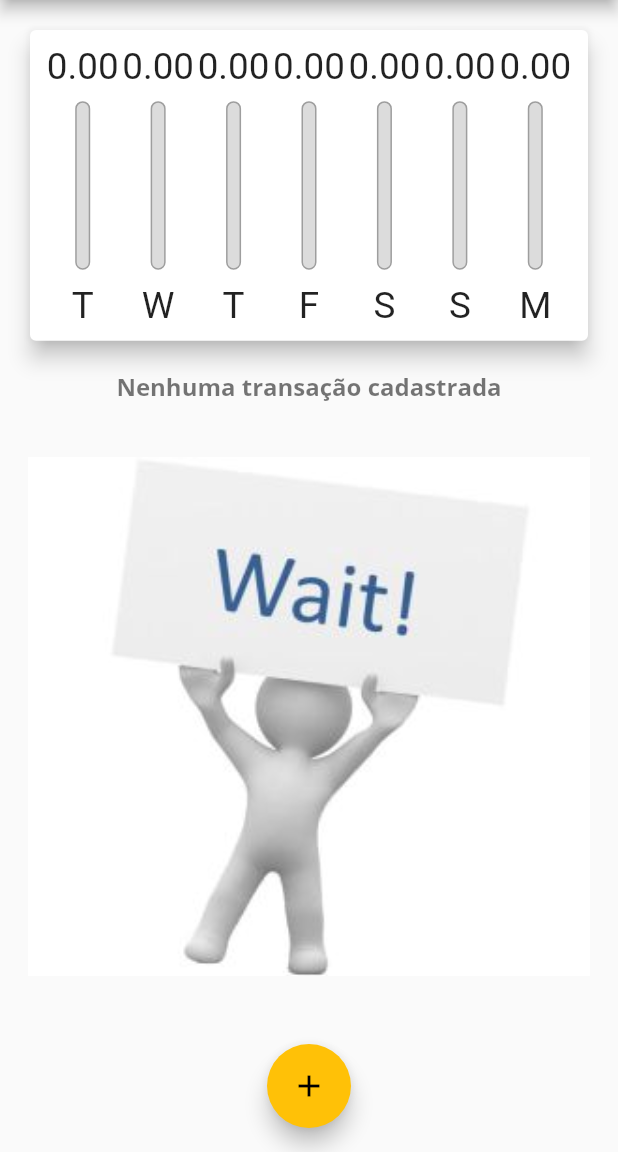
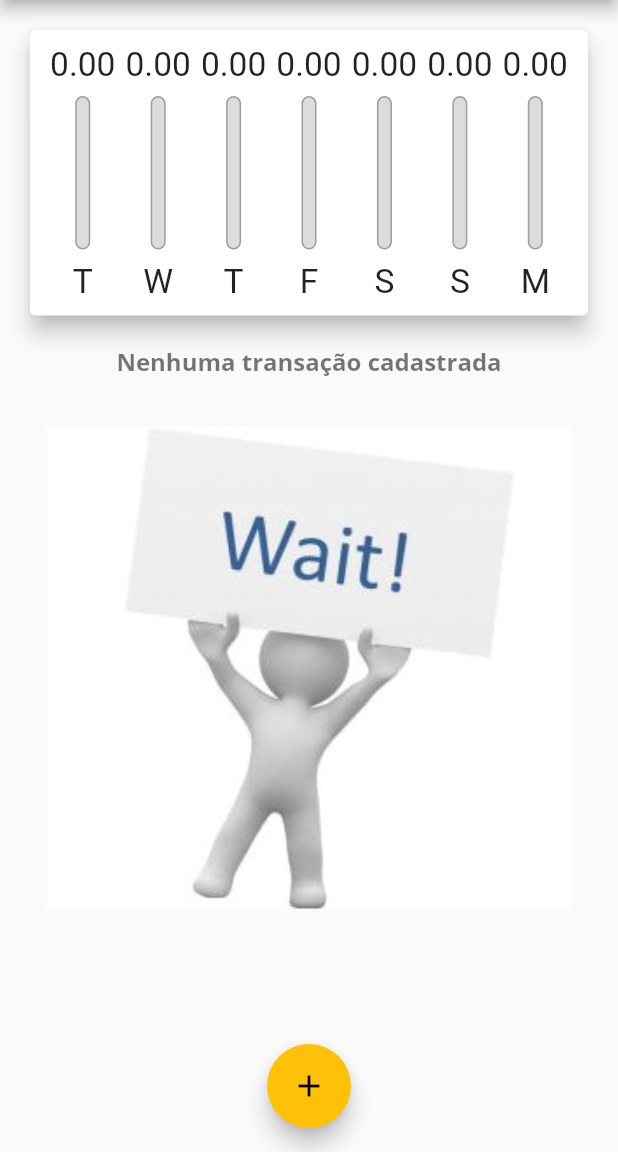
Before and after one commit to karudia1/despesa_udemy, a Flutter app: the screen it shows after launch, on a phone screen of 412 x 824 dp, the part 84-1236 px from its top. Run offline on Flutter 3.47's test engine with Material 2 defaults, Android fonts, the phone set to English and light mode, and no system bars.

Commit message:
Inclusão do cupertino

```diff
--- a/despesa/lib/main.dart
+++ b/despesa/lib/main.dart
@@ -1,7 +1,9 @@
-// ignore_for_file: avoid_print, prefer_const_constructors, sized_box_for_whitespace, use_key_in_widget_constructors, avoid_unnecessary_containers, deprecated_member_use, unused_element
+// ignore_for_file: avoid_print, prefer_const_constructors, sized_box_for_whitespace, use_key_in_widget_constructors, avoid_unnecessary_containers, deprecated_member_use, unused_element, unused_local_variable
 
+import 'dart:io';
 import 'dart:math';
 import 'package:despesa/components/chart.dart';
+import 'package:flutter/cupertino.dart';
 import 'package:flutter/material.dart';
 import 'components/transaction_form.dart';
 import 'components/transaction_list.dart';
@@ -50,7 +52,7 @@
 
 class _HomePageState extends State<HomePage> {
   //Shift + alt + A
-  bool showChart = false;
+  bool _showChart = false;
   final List<Transaction> _transactions = [];
 
   List<Transaction> get _recentTransactions {
@@ -95,6 +97,12 @@
     );
   }
 
+  Widget _getIconButton(IconData icon, Function() fn) {
+    return Platform.isIOS
+        ? GestureDetector(onTap: fn, child: Icon(icon))
+        : IconButton(icon: Icon(icon), onPressed: fn);
+  }
+
   @override
   Widget build(BuildContext context) {
     //Seta a orientação da aplicação
@@ -102,10 +110,93 @@
       DeviceOrientation.portraitUp;
     ]); */
     final _mediaQuery = MediaQuery.of(context);
-    bool isLandscape =
-        _mediaQuery.orientation == Orientation.landscape;
+    bool isLandscape = _mediaQuery.orientation == Orientation.landscape;
 
-    final appBar = AppBar(
+    final iconList = Platform.isIOS ? CupertinoIcons.refresh : Icons.list;
+    final chartList =
+        Platform.isIOS ? CupertinoIcons.refresh : Icons.show_chart;
+
+    final actions = <Widget>[
+      if (isLandscape)
+        _getIconButton(
+          _showChart ? iconList : chartList,
+          () {
+            setState(() {
+              _showChart = !_showChart;
+            });
+          },
+        ),
+      _getIconButton(
+        Platform.isIOS ? CupertinoIcons.add : Icons.add,
+        () => _openTransactionFormModal(context),
+      ),
+    ];
+
+    final PreferredSizeWidget appBar;
+    if (Platform.isIOS) {
+      appBar = CupertinoNavigationBar(
+        middle: Text('Despesas Pessoais'),
+        trailing: Row(
+          mainAxisSize: MainAxisSize.min,
+          children: actions,
+        ),
+      );
+    } else {
+      appBar = AppBar(
+        title: Text('Despesas Pessoais'),
+        actions: actions,
+      );
+    }
+
+    final availableHeight = _mediaQuery.size.height -
+        appBar.preferredSize.height -
+        _mediaQuery.padding.top;
+
+    final bodyPage = SafeArea(
+      child: SingleChildScrollView(
+        child: Column(
+          crossAxisAlignment: CrossAxisAlignment.stretch,
+          children: <Widget>[
+            if (_showChart || !isLandscape)
+              Container(
+                height: availableHeight * (isLandscape ? 0.8 : 0.3),
+                child: Chart(_recentTransactions),
+              ),
+            if (!_showChart || !isLandscape)
+              Container(
+                height: availableHeight * (isLandscape ? 1 : 0.7),
+                child: TransactionList(_transactions, _removeTransaction),
+              ),
+          ],
+        ),
+      ),
+    );
+
+    if (Platform.isIOS) {
+      return CupertinoPageScaffold(
+        navigationBar: CupertinoNavigationBar(
+          middle: Text('Despesas Pessoais'),
+          trailing: Row(
+            mainAxisSize: MainAxisSize.min,
+            children: actions,
+          ),
+        ),
+        child: bodyPage,
+      );
+    } else {
+      return Scaffold(
+        appBar: appBar,
+        body: bodyPage,
+        floatingActionButton: Platform.isIOS
+            ? Container()
+            : FloatingActionButton(
+                child: Icon(Icons.add),
+                onPressed: () => _openTransactionFormModal(context),
+              ),
+        floatingActionButtonLocation: FloatingActionButtonLocation.centerFloat,
+      );
+    }
+    /* final appBar = AppBar(
       title: Text(
         'Despesas Pessoais',
         /*  style: TextStyle(
@@ -116,10 +207,10 @@
       actions: <Widget>[
         if (isLandscape)
           IconButton(
-            icon: Icon(showChart ? Icons.list : Icons.show_chart),
+            icon: Icon(_showChart ? Icons.list : Icons.show_chart),
             onPressed: () {
               setState(() {
-                showChart = !showChart;
+                _showChart = !_showChart;
               });
             },
           ),
@@ -128,37 +219,37 @@
           onPressed: () => _openTransactionFormModal(context),
         ),
       ],
-    );
+    ); */
 
-    return Scaffold(
+    /*  return Scaffold(
       appBar: appBar,
       body: SingleChildScrollView(
         child: Column(
           crossAxisAlignment: CrossAxisAlignment.stretch,
           children: <Widget>[
-           /*  if (isLandscape)
+            /*  if (isLandscape)
               Row(
                 mainAxisAlignment: MainAxisAlignment.center,
                 children: [
                   Text('Exibir gráfico'),
                   Switch(
-                    value: showChart,
+                    value: _showChart,
                     onChanged: (value) {
                       setState(() {
-                        showChart = value;
+                        _showChart = value;
                       });
                     },
                   ),
                 ],
               ), */
-            if (showChart || !isLandscape)
+            if (_showChart || !isLandscape)
               Container(
                 height: _mediaQuery.size.height * (isLandscape ? 0.7 : 0.3),
                 child: Chart(_recentTransactions),
               ),
-            if (!showChart || !isLandscape)
+            if (!_showChart || !isLandscape)
               Container(
-                height: _mediaQuery.size.height  * (isLandscape ? 1 : 0.7),
+                height: _mediaQuery.size.height * (isLandscape ? 1 : 0.7),
                 child: TransactionList(_transactions, _removeTransaction),
               ),
           ],
@@ -169,6 +260,6 @@
         onPressed: () => _openTransactionFormModal(context),
       ),
       floatingActionButtonLocation: FloatingActionButtonLocation.centerFloat,
-    );
+    ); */
   }
 }
```
